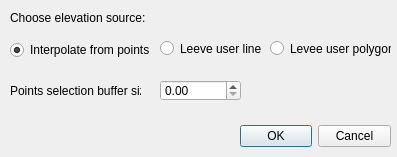
Above: flo2d/ui/levees_elevation.ui from FLO-2DSoftware/qgis-flo-2d-plugin before the change. Below: the same form after it.
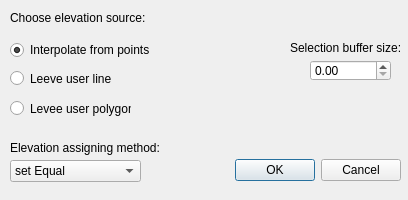
That is the form after the change.

Commit message: Added  operation type choice for Levee Elevation Tool.

The edit to the form file:
```diff
--- a/flo2d/ui/levees_elevation.ui
+++ b/flo2d/ui/levees_elevation.ui
@@ -6,8 +6,8 @@
    <rect>
     <x>0</x>
     <y>0</y>
-    <width>397</width>
-    <height>157</height>
+    <width>408</width>
+    <height>200</height>
    </rect>
   </property>
   <property name="windowTitle">
@@ -16,10 +16,10 @@
   <widget class="QDialogButtonBox" name="buttonBox">
    <property name="geometry">
     <rect>
-     <x>240</x>
-     <y>120</y>
-     <width>151</width>
-     <height>32</height>
+     <x>230</x>
+     <y>150</y>
+     <width>171</width>
+     <height>41</height>
     </rect>
    </property>
    <property name="orientation">
@@ -48,8 +48,8 @@
   <widget class="QRadioButton" name="radio_lines">
    <property name="geometry">
     <rect>
-     <x>160</x>
-     <y>40</y>
+     <x>10</x>
+     <y>70</y>
      <width>101</width>
      <height>17</height>
     </rect>
@@ -61,8 +61,8 @@
   <widget class="QRadioButton" name="radio_polys">
    <property name="geometry">
     <rect>
-     <x>270</x>
-     <y>40</y>
+     <x>10</x>
+     <y>100</y>
      <width>121</width>
      <height>17</height>
     </rect>
@@ -74,8 +74,8 @@
   <widget class="QDoubleSpinBox" name="buffer_size">
    <property name="geometry">
     <rect>
-     <x>160</x>
-     <y>80</y>
+     <x>310</x>
+     <y>60</y>
      <width>81</width>
      <height>21</height>
     </rect>
@@ -103,14 +103,52 @@
   <widget class="QLabel" name="label_buffer">
    <property name="geometry">
     <rect>
+     <x>290</x>
+     <y>40</y>
+     <width>111</width>
+     <height>16</height>
+    </rect>
+   </property>
+   <property name="text">
+    <string>Selection buffer size:</string>
+   </property>
+  </widget>
+  <widget class="QComboBox" name="assign_type">
+   <property name="geometry">
+    <rect>
      <x>10</x>
-     <y>80</y>
+     <y>160</y>
      <width>131</width>
-     <height>21</height>
+     <height>22</height>
+    </rect>
+   </property>
+   <item>
+    <property name="text">
+     <string>set Equal</string>
+    </property>
+   </item>
+   <item>
+    <property name="text">
+     <string>Add</string>
+    </property>
+   </item>
+   <item>
+    <property name="text">
+     <string>Substract</string>
+    </property>
+   </item>
+  </widget>
+  <widget class="QLabel" name="label_assign_type">
+   <property name="geometry">
+    <rect>
+     <x>10</x>
+     <y>140</y>
+     <width>161</width>
+     <height>16</height>
     </rect>
    </property>
    <property name="text">
-    <string>Points selection buffer size:</string>
+    <string>Elevation assigning method:</string>
    </property>
   </widget>
  </widget>
```
Left out of the diff: 2 changed lines with no effect on the pictures. The commit also changes 2 other files.
